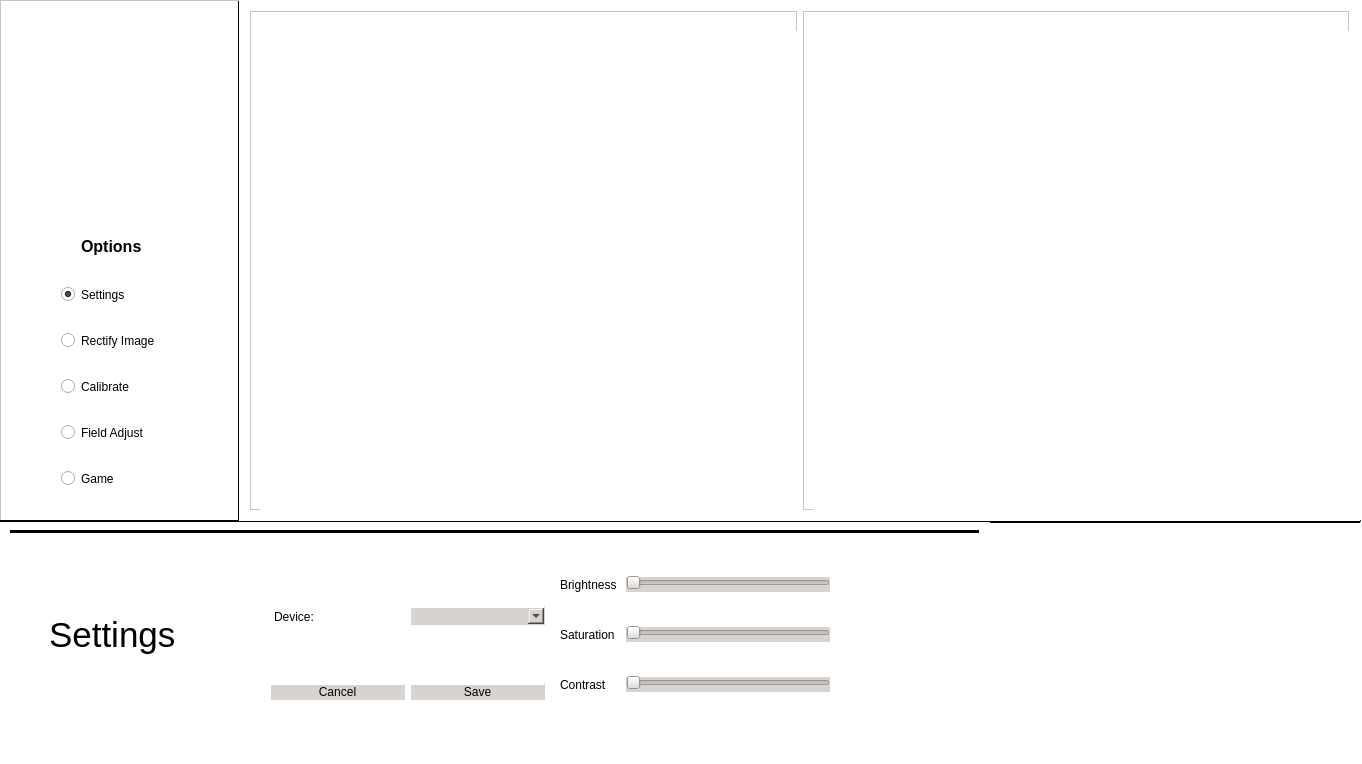
Old version of the form Interface/mainwindow.ui in the repository psenna/RobokVSS_A.
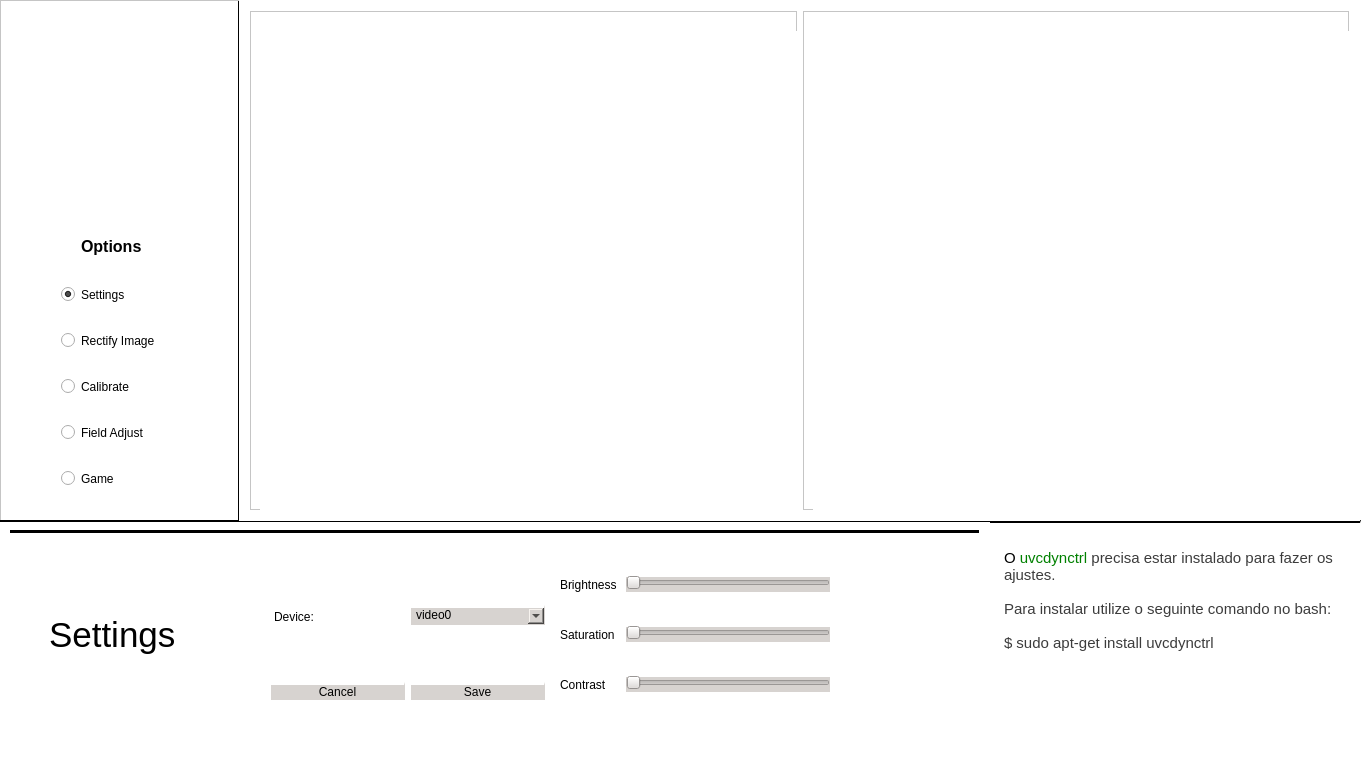
New version of the form. The open tabs and pages were chosen to show the change. Icons and pictures are not drawn.

Commit message: Adicionada a troca de dispositivos de video, outra stackidgets pra mensagens ou logs, mensagem na settings - janela settings finalizada

```diff
--- a/Interface/mainwindow.ui
+++ b/Interface/mainwindow.ui
@@ -309,6 +309,16 @@
                  <property name="styleSheet">
                   <string notr="true">background-color: rgb(215, 211, 208);</string>
                  </property>
+                 <item>
+                  <property name="text">
+                   <string>video0</string>
+                  </property>
+                 </item>
+                 <item>
+                  <property name="text">
+                   <string>video1</string>
+                  </property>
+                 </item>
                 </widget>
                </item>
               </layout>
@@ -1528,6 +1538,44 @@
       </item>
      </layout>
     </widget>
+    <widget class="QStackedWidget" name="stackWidgetInfo">
+     <property name="geometry">
+      <rect>
+       <x>999</x>
+       <y>9</y>
+       <width>351</width>
+       <height>231</height>
+      </rect>
+     </property>
+     <property name="styleSheet">
+      <string notr="true">background-color: rgb(255, 255, 255);
+border-top-color: rgb(0, 0, 0);
+border-color: rgb(255, 255, 255);</string>
+     </property>
+     <widget class="QWidget" name="SettingsInfo">
+      <widget class="QTextEdit" name="textEdit">
+       <property name="geometry">
+        <rect>
+         <x>0</x>
+         <y>10</y>
+         <width>341</width>
+         <height>201</height>
+        </rect>
+       </property>
+       <property name="html">
+        <string>&lt;!DOCTYPE HTML PUBLIC &quot;-//W3C//DTD HTML 4.0//EN&quot; &quot;http://www.w3.org/TR/REC-html40/strict.dtd&quot;&gt;
+&lt;html&gt;&lt;head&gt;&lt;meta name=&quot;qrichtext&quot; content=&quot;1&quot; /&gt;&lt;style type=&quot;text/css&quot;&gt;
+p, li { white-space: pre-wrap; }
+&lt;/style&gt;&lt;/head&gt;&lt;body style=&quot; font-family:'Ubuntu'; font-size:11pt; font-weight:400; font-style:normal;&quot;&gt;
+&lt;p style=&quot; margin-top:0px; margin-bottom:0px; margin-left:0px; margin-right:0px; -qt-block-indent:0; text-indent:0px;&quot;&gt;O &lt;span style=&quot; color:#008000;&quot;&gt;uvcdynctrl &lt;/span&gt;&lt;span style=&quot; color:#3c3c3c;&quot;&gt;precisa estar instalado para fazer os ajustes.&lt;br /&gt;&lt;br /&gt;Para instalar utilize o seguinte comando no bash:&lt;br /&gt;&lt;br /&gt;$ sudo apt-get install uvcdynctrl&lt;/span&gt;&lt;/p&gt;&lt;/body&gt;&lt;/html&gt;</string>
+       </property>
+      </widget>
+     </widget>
+     <widget class="QWidget" name="RectfyInfo"/>
+     <widget class="QWidget" name="CalibrateInfo"/>
+     <widget class="QWidget" name="FieldInfo"/>
+     <widget class="QWidget" name="GameInfo"/>
+    </widget>
    </widget>
    <widget class="QWidget" name="horizontalLayoutWidget_2">
     <property name="geometry">
```
Left out of the diff: 10 changed lines with no effect on the pictures. The commit also changes 3 other files.
